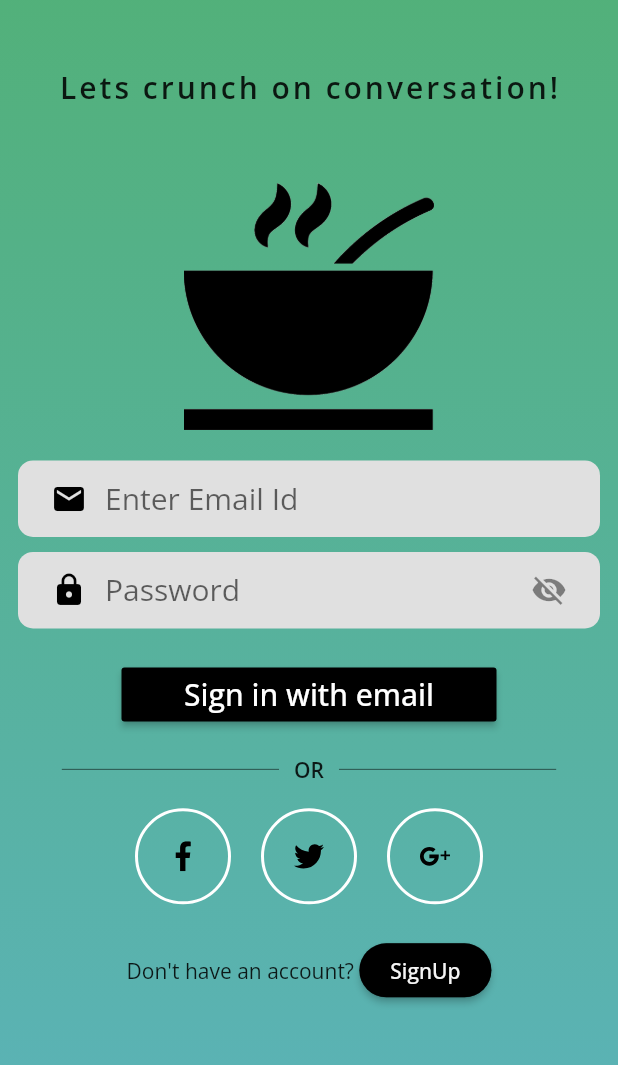
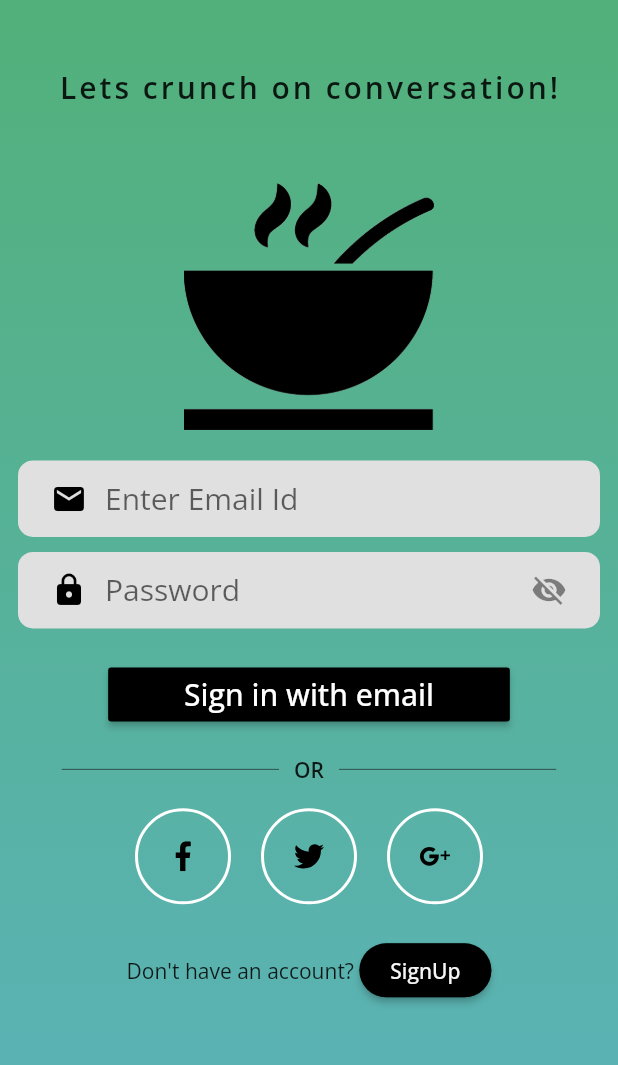
Before and after one commit to HMFazleRabbi/Flutter, a Flutter app: the screen it shows after launch, on a phone screen of 412 x 824 dp, the part 171-1236 px from its top. Run offline on Flutter 3.47's test engine with Material 2 defaults, Android fonts, the phone set to English and light mode, and no system bars; our stand-ins replace bloc, connectivity_plus, dartz, equatable, firebase_auth, flutter_bloc and 9 more; missing offline and left inert: dart:ffi, flutter_country_picker; accounts and stored records are empty; generated files the repository leaves out were written again; project files that could hold a hidden picture were left out.

Commit message:
Clean up of sign in form.

```diff
--- a/P06_BlogApp/Blog_App/lib/main.dart
+++ b/P06_BlogApp/Blog_App/lib/main.dart
@@ -1,25 +1,9 @@
 import 'package:blog_app/presentation/assistant/injection.dart';
-import 'package:blog_app/presentation/routes/app_router.dart';
+import 'package:blog_app/presentation/widget/AppWidget.dart';
 import 'package:flutter/material.dart';
-import 'package:google_fonts/google_fonts.dart';
 import 'package:injectable/injectable.dart';
 
 void main() {
   configureInjection(Environment.prod);
   runApp(MyApp());
 }
-
-class MyApp extends StatelessWidget {
-  final AppRouter _appRouter = AppRouter();
-
-  @override
-  Widget build(BuildContext context) {
-    return MaterialApp(
-      theme: ThemeData(
-        textTheme: GoogleFonts.openSansTextTheme(Theme.of(context).textTheme),
-      ),
-      debugShowCheckedModeBanner: false,
-      onGenerateRoute: _appRouter.onGenerateRoute,
-    );
-  }
-}
--- a/P06_BlogApp/Blog_App/lib/presentation/screens/SignInPage.dart
+++ b/P06_BlogApp/Blog_App/lib/presentation/screens/SignInPage.dart
@@ -1,45 +1,46 @@
-import 'package:blog_app/infrastructure/services/ServerApiManager.dart';
+// ignore: file_names
 import 'package:flutter/material.dart';
 import 'package:flutter/rendering.dart';
 import 'package:flutter_svg/flutter_svg.dart';
 import 'package:logger/logger.dart';
+
+//import 'package:blog_app/infrastructure/services/ServerApiManager.dart';
 
 class SignInPage extends StatefulWidget {
   @override
   _SignInPageState createState() => _SignInPageState();
 }
 
-class _SignInPageState extends State<SignInPage> {
-  //Final Variable
+class _SignInPageState extends State<SignInPage>
+{
+  //Variable
   final _globalFormKey = GlobalKey<FormState>();
-  final _serverApiManager = ServerApiManager();
-  final log = Logger(
-    printer: PrettyPrinter(),
-  );
-
-  //Local State
+  final log = Logger(printer: PrettyPrinter());
   bool hidePassword = true;
+  //final _serverApiManager = ServerApiManager();//Server
 
   @override
   Widget build(BuildContext context) {
+    // ignore: non_constant_identifier_names
+    final Size SCREENSIZE = MediaQuery.of(context).size;
     return Scaffold(
       resizeToAvoidBottomInset: true,
       body: Container(
-        height: MediaQuery.of(context).size.height,
-        width: MediaQuery.of(context).size.width,
+        height: SCREENSIZE.height,
+        width: SCREENSIZE.width,
         alignment: Alignment.center,
         decoration: BoxDecoration(
           gradient: LinearGradient(
               colors: [Colors.blue[300], Colors.green],
               begin: const FractionalOffset(0.0, 4.5),
               end: const FractionalOffset(0.0, 2),
-              stops: [0, 1],
+              stops: const [0, 1],
               tileMode: TileMode.repeated),
         ),
         child: Padding(
           padding: const EdgeInsets.all(12.0),
           child: SingleChildScrollView(
-            physics: ClampingScrollPhysics(),
+            physics: const ClampingScrollPhysics(),
             child: _formWidget(),
           ),
         ),
@@ -47,75 +48,35 @@ class _SignInPageState extends State<SignInPage> {
     );
   }
 
+//////////////////////////////////////////////
+  ///Form
+//////////////////////////////////////////////
   Widget _formWidget() {
-    Size size = MediaQuery.of(context).size;
+    // ignore: non_constant_identifier_names
+    final Size SCREENSIZE = MediaQuery.of(context).size;
     return Form(
       key: _globalFormKey,
       child: Column(children: [
-        SizedBox(height: 25.0),
-        Text(
-          "Food Blogger",
-          style: TextStyle(
-            fontSize: 38,
-            fontWeight: FontWeight.w600,
-            letterSpacing: 2,
-          ),
-        ),
-        SizedBox(height: 45.0),
-        Text(
-          "Lets crunch on conversation!",
-          style: TextStyle(
-            fontSize: 20,
-            fontWeight: FontWeight.w600,
-            letterSpacing: 2,
-          ),
-        ),
-        SizedBox(height: 50.0),
+        const SizedBox(height: 25.0),
+        _titleWidget(),
+        const SizedBox(height: 45.0),
+        _subtitleWidget(),
+        const SizedBox(height: 50.0),
         Image.asset(
           "assets/cookingpot.png",
-          height: size.height * 0.20,
+          height: SCREENSIZE.height * 0.20,
         ),
-        SizedBox(height: 20.0),
-        // Text("Sign In",
-        //     textAlign: TextAlign.center,
-        //     style: TextStyle(
-        //       fontSize: 28.0,
-        //       fontWeight: FontWeight.bold,
-        //     )),
-        // SizedBox(height: 40),
+        const SizedBox(height: 20.0),
         _emailWidget(),
-        SizedBox(height: 10),
+        const SizedBox(height: 10),
         _passwordWidget(),
-        SizedBox(height: 20),
-        signInButton(),
+        const SizedBox(height: 20),
+        _signInButton(),
         OrDivider(),
-        Row(
-          mainAxisAlignment: MainAxisAlignment.center,
-          children: <Widget>[
-            SocalIcon(
-              iconSrc: "assets/icons/facebook.svg",
-              press: () {
-                log.d("facebook was pressed");
-                Navigator.of(context).pushNamed("/welcome");
-              },
-            ),
-            SocalIcon(
-              iconSrc: "assets/icons/twitter.svg",
-              press: () {
-                log.d("Twitter was pressed");
-              },
-            ),
-            SocalIcon(
-              iconSrc: "assets/icons/google-plus.svg",
-              press: () {
-                log.d("Google was pressed");
-              },
-            ),
-          ],
-        ),
-        SizedBox(height: 20),
+        _socialNetworkSignInButtons(),
+        const SizedBox(height: 20),
         signUpButton(),
-        SizedBox(height: 2),
+        const SizedBox(height: 2),
       ]),
     );
   }
@@ -123,18 +84,40 @@ class _SignInPageState extends State<SignInPage> {
 //////////////////////////////////////////////
   ///Form Input Fields
 //////////////////////////////////////////////
-Row signUpButton() {
+  Widget _titleWidget() {
+    return const Text(
+      "Food Blogger",
+      style: TextStyle(
+        fontSize: 38,
+        fontWeight: FontWeight.w600,
+        letterSpacing: 2,
+      ),
+    );
+  }
+
+  Widget _subtitleWidget() {
+    return const Text(
+      "Lets crunch on conversation!",
+      style: TextStyle(
+        fontSize: 20,
+        fontWeight: FontWeight.w600,
+        letterSpacing: 2,
+      ),
+    );
+  }
+
+  Widget signUpButton() {
     return Row(
       mainAxisAlignment: MainAxisAlignment.center,
       children: [
-          Text(
+        const Text(
           "Don't have an account? ",
         ),
         RaisedButton(
           color: Colors.black,
           shape: RoundedRectangleBorder(
               borderRadius: BorderRadius.circular(18.0),
-                side: BorderSide(color: Colors.black45)),
+              side: const BorderSide(color: Colors.black45)),
           onPressed: () => Navigator.of(context).pushNamed("/signupoptions"),
           child: Text(
             "SignUp",
@@ -145,9 +128,12 @@ Row signUpButton() {
     );
   }
 
-  Container signInButton() {
+  Widget _signInButton() {
+    // ignore: non_constant_identifier_names
+    final Size SCREENSIZE = MediaQuery.of(context).size;
+    // ignore: sized_box_for_whitespace
     return Container(
-      width: 250,
+      width: SCREENSIZE.width * 0.65,
       child: RaisedButton(
         color: Colors.black,
         onPressed: () {
@@ -160,7 +146,7 @@ Row signUpButton() {
           //   _serverApiManager.get("");
           // }
         },
-        child: Text(
+        child: const Text(
           "Sign in with email",
           style: TextStyle(fontSize: 20.0, color: Colors.white),
         ),
@@ -168,7 +154,7 @@ Row signUpButton() {
     );
   }
 
-  Container _emailWidget() {
+  Widget _emailWidget() {
     return Container(
       decoration: BoxDecoration(
         borderRadius: BorderRadius.circular(10.0),
@@ -177,13 +163,12 @@ Row signUpButton() {
       child: Padding(
         padding: const EdgeInsets.symmetric(horizontal: 10.0),
         child: TextFormField(
-          style: TextStyle(fontSize: 20.0, color: Colors.black),
+          style: const TextStyle(fontSize: 20.0, color: Colors.black),
           keyboardType: TextInputType.emailAddress,
-          obscureText: false,
-          decoration: InputDecoration(
+          decoration: const InputDecoration(
             border: InputBorder.none,
             hintText: "Enter Email Id",
-            prefixIcon: const Icon(
+            prefixIcon: Icon(
               Icons.email,
               color: Colors.black,
             ),
@@ -214,7 +199,7 @@ Row signUpButton() {
         padding: const EdgeInsets.symmetric(horizontal: 10.0),
         child: TextFormField(
           obscuringCharacter: "*",
-          style: TextStyle(fontSize: 20.0, color: Colors.black),
+          style: const TextStyle(fontSize: 20.0, color: Colors.black),
           obscureText: hidePassword,
           decoration: InputDecoration(
             prefixIcon: const Icon(
@@ -245,6 +230,33 @@ Row signUpButton() {
       ),
     );
   }
+
+  Widget _socialNetworkSignInButtons() {
+    return Row(
+      mainAxisAlignment: MainAxisAlignment.center,
+      children: <Widget>[
+        SocalIcon(
+          iconSrc: "assets/icons/facebook.svg",
+          press: () {
+            log.d("facebook was pressed");
+            Navigator.of(context).pushNamed("/welcome");
+          },
+        ),
+        SocalIcon(
+          iconSrc: "assets/icons/twitter.svg",
+          press: () {
+            log.d("Twitter was pressed");
+          },
+        ),
+        SocalIcon(
+          iconSrc: "assets/icons/google-plus.svg",
+          press: () {
+            log.d("Google was pressed");
+          },
+        ),
+      ],
+    );
+  }
 } //_SignInPageState
 
 //////////////////////////////////////////////
@@ -253,15 +265,16 @@ Row signUpButton() {
 class OrDivider extends StatelessWidget {
   @override
   Widget build(BuildContext context) {
-    Size size = MediaQuery.of(context).size;
+    final Size SCREENSIZE = MediaQuery.of(context).size;
+
     return Container(
-      margin: EdgeInsets.symmetric(vertical: size.height * 0.02),
-      width: size.width * 0.8,
+      margin: EdgeInsets.symmetric(vertical: SCREENSIZE.height * 0.02),
+      width: SCREENSIZE.width * 0.8,
       child: Row(
         children: <Widget>[
           buildDivider(),
-          Padding(
-            padding: const EdgeInsets.symmetric(horizontal: 10),
+          const Padding(
+            padding: EdgeInsets.symmetric(horizontal: 10),
             child: Text(
               "OR",
               style: TextStyle(
@@ -277,7 +290,7 @@ class OrDivider extends StatelessWidget {
   }
 
   Expanded buildDivider() {
-    return Expanded(
+    return const Expanded(
       child: Divider(
         color: Colors.black54,
         height: 1.5,
@@ -288,7 +301,7 @@ class OrDivider extends StatelessWidget {
 
 class SocalIcon extends StatelessWidget {
   final String iconSrc;
-  final Function press;
+  final Function() press;
   const SocalIcon({
     Key key,
     this.iconSrc,
@@ -300,8 +313,8 @@ class SocalIcon extends StatelessWidget {
     return GestureDetector(
       onTap: press,
       child: Container(
-        margin: EdgeInsets.symmetric(horizontal: 10),
-        padding: EdgeInsets.all(20),
+        margin: const EdgeInsets.symmetric(horizontal: 10),
+        padding: const EdgeInsets.all(20),
         decoration: BoxDecoration(
           border: Border.all(
             width: 2,
--- a/P06_BlogApp/Blog_App/lib/presentation/screens/SignUpOptionsPage.dart
+++ b/P06_BlogApp/Blog_App/lib/presentation/screens/SignUpOptionsPage.dart
@@ -150,7 +150,7 @@ class _SignUpOptionsPageState extends State<SignUpOptionsPage>
   }
 
   Widget signUpOptionButton(String path, String text,
-      Animation<Offset> animationController, Function f) {
+      Animation<Offset> animationController, Function() f) {
     return SlideTransition(
       position: animationController,
       child: Container(
--- /dev/null
+++ b/P06_BlogApp/Blog_App/lib/presentation/widget/AppWidget.dart
@@ -0,0 +1,19 @@
+import 'package:flutter/material.dart';
+import 'package:google_fonts/google_fonts.dart';
+
+import 'package:blog_app/presentation/routes/app_router.dart';
+
+class MyApp extends StatelessWidget {
+  final AppRouter _appRouter = AppRouter();
+
+  @override
+  Widget build(BuildContext context) {
+    return MaterialApp(
+      theme: ThemeData(
+        textTheme: GoogleFonts.openSansTextTheme(Theme.of(context).textTheme),
+      ),
+      debugShowCheckedModeBanner: false,
+      onGenerateRoute: _appRouter.onGenerateRoute,
+    );
+  }
+}
--- a/P06_BlogApp/Blog_App/lib/presentation/screens/helper/CustomIcons.dart
+++ b/P06_BlogApp/Blog_App/~trash/helper/CustomIcons.dart
@@ -3,6 +3,6 @@ import 'package:flutter/material.dart';
 class CustomIcons {
   static const IconData twitter = IconData(0xe900, fontFamily: "CustomIcons");
   static const IconData facebook = IconData(0xe901, fontFamily: "CustomIcons");
-  static const IconData Google = IconData(0xe902, fontFamily: "CustomIcons");
+  static const IconData google = IconData(0xe902, fontFamily: "CustomIcons");
   static const IconData email = IconData(0xe0be, fontFamily: "MaterialIcons");
 }
```
Also changed, not shown: P06_BlogApp/Blog_App/lib/domain/auth/value_objects.dart (+7 -0 lines), P06_BlogApp/Blog_App/lib/domain/core/value_validators.dart (+33 -26 lines), P06_BlogApp/Blog_App/lib/presentation/screens/SignUpPage.dart (+6 -6 lines), 2 other files. Lines whose indentation alone changed are shown as unchanged.
